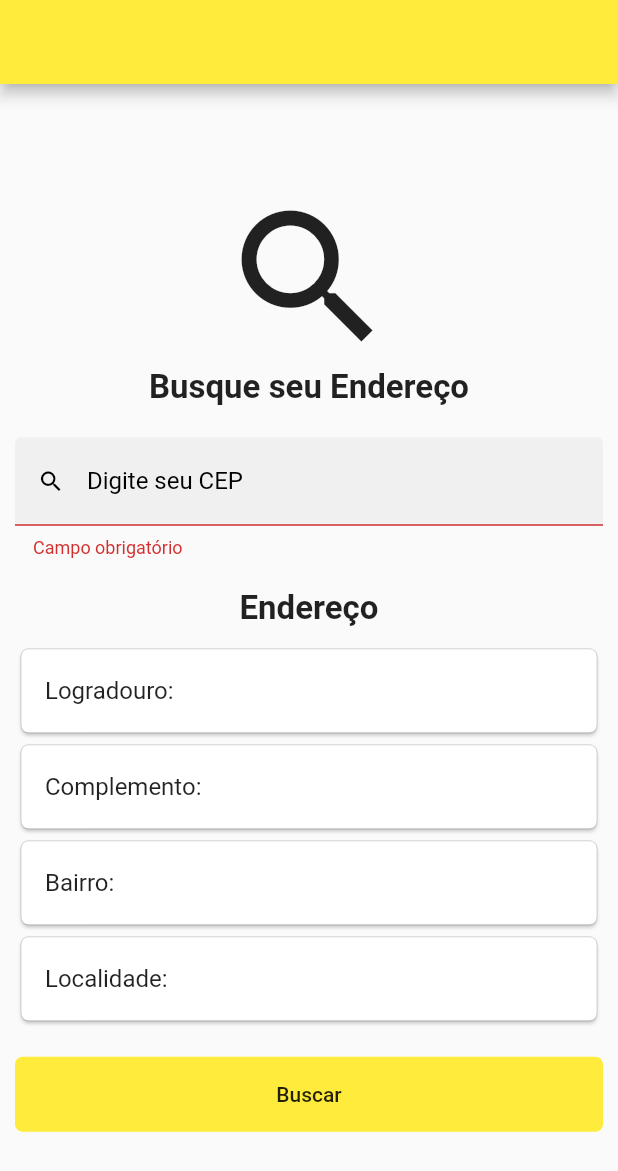
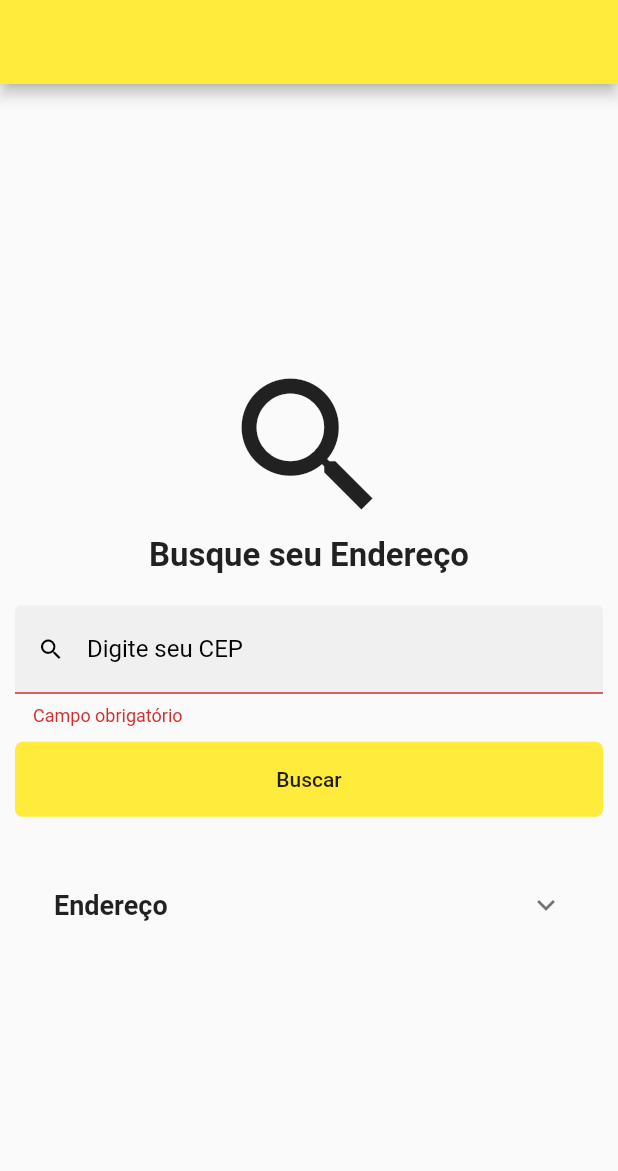
Before and after one commit to vitorsalesg/search_my_address, a Flutter app: the screen it shows after launch, after a tap on "Buscar", on a phone screen of 412 x 824 dp. Shown: the top 1171 px of the screen. Run offline on Flutter 3.47's test engine with Material 2 defaults, Android fonts, the phone set to English and light mode, and no system bars; Roboto replaces fonts that are missing (Montserrat).

Commit message:
Change in application layout

```diff
--- a/lib/main.dart
+++ b/lib/main.dart
@@ -3,30 +3,19 @@ import 'package:http/http.dart' as http;
 import 'dart:convert';
 
 void main() {
-  runApp(MyApp());
+  runApp(MaterialApp(
+    debugShowCheckedModeBanner: false,
+    color: Colors.yellow,
+    home: HomePage(),
+  ));
 }
 
-class MyApp extends StatelessWidget {
+class HomePage extends StatefulWidget {
   @override
-  Widget build(BuildContext context) {
-    return MaterialApp(
-      title: '',
-      debugShowCheckedModeBanner: false,
-      theme: ThemeData(
-        primarySwatch: Colors.yellow,
-        visualDensity: VisualDensity.adaptivePlatformDensity,
-      ),
-      home: MyHomePage(),
-    );
-  }
+  _HomePageState createState() => _HomePageState();
 }
 
-class MyHomePage extends StatefulWidget {
-  @override
-  _MyHomePageState createState() => _MyHomePageState();
-}
-
-class _MyHomePageState extends State<MyHomePage> {
+class _HomePageState extends State<HomePage> {
   String street = '';
   String complement = '';
   String district = '';
@@ -36,14 +25,14 @@ class _MyHomePageState extends State<MyHomePage> {
   bool loading = false;
 
   final _formKey = GlobalKey<FormState>();
-  final _field = TextEditingController();
+  final _field = TextEditingController(text: '');
 
   @override
   Widget build(BuildContext context) {
     return Scaffold(
       appBar: AppBar(
+        backgroundColor: Colors.yellow,
         title: Text(''),
-        centerTitle: true,
       ),
       body: Center(
         child: SingleChildScrollView(
@@ -77,21 +66,7 @@ class _MyHomePageState extends State<MyHomePage> {
                       _field,
                     ),
                   ),
-                  const SizedBox(height: 20.0),
-                  Text(
-                    'Endereço',
-                    style: TextStyle(
-                      fontSize: 22.0,
-                      fontWeight: FontWeight.w600,
-                    ),
-                    textAlign: TextAlign.center,
-                  ),
                   const SizedBox(height: 10.0),
-                  _card('Logradouro: $street'),
-                  _card('Complemento: $complement'),
-                  _card('Bairro: $district'),
-                  _card('Localidade: $locality'),
-                  const SizedBox(height: 20.0),
                   FlatButton(
                     shape: RoundedRectangleBorder(
                       borderRadius: BorderRadius.circular(5.0),
@@ -100,11 +75,40 @@ class _MyHomePageState extends State<MyHomePage> {
                     color: Colors.yellow,
                     onPressed: () {
                       if (_formKey.currentState.validate()) {
-                        _searchCep(_field.text.replaceAll('-', ''));
+                        _searchAddress(_field.text.replaceAll('-', ''));
                       }
                     },
                     child: loading ? circularWidget() : Text('Buscar'),
-                  )
+                  ),
+                  const SizedBox(height: 20.0),
+                  Padding(
+                    padding: const EdgeInsets.all(10),
+                    child: Column(
+                      children: <Widget>[
+                        Theme(
+                          data: Theme.of(context).copyWith(
+                            dividerColor: Colors.transparent,
+                            accentColor: Colors.black,
+                          ),
+                          child: ExpansionTile(
+                            title: Text(
+                              "Endereço",
+                              style: TextStyle(
+                                fontSize: 18.0,
+                                fontWeight: FontWeight.bold,
+                              ),
+                            ),
+                            children: <Widget>[
+                              ListTile(title: Text('Logradouro: $street')),
+                              ListTile(title: Text('Complemento: $complement')),
+                              ListTile(title: Text('Bairro: $district')),
+                              ListTile(title: Text('Localidade: $locality')),
+                            ],
+                          ),
+                        ),
+                      ],
+                    ),
+                  ),
                 ],
               ),
             ),
@@ -157,7 +161,7 @@ class _MyHomePageState extends State<MyHomePage> {
     );
   }
 
-  _searchCep(String cep) async {
+  _searchAddress(String cep) async {
     circleLoading(true);
 
     try {
@@ -198,25 +202,4 @@ class _MyHomePageState extends State<MyHomePage> {
       loading = value;
     });
   }
-
-  _card(String title) {
-    return Card(
-      shape: RoundedRectangleBorder(
-        side: BorderSide(color: Colors.black, width: 0.1),
-        borderRadius: BorderRadius.circular(5.0),
-      ),
-      child: Column(
-        children: <Widget>[
-          ListTile(
-            title: Text(
-              title,
-              style: TextStyle(
-                fontFamily: 'Montserrat',
-              ),
-            ),
-          ),
-        ],
-      ),
-    );
-  }
 }
```
